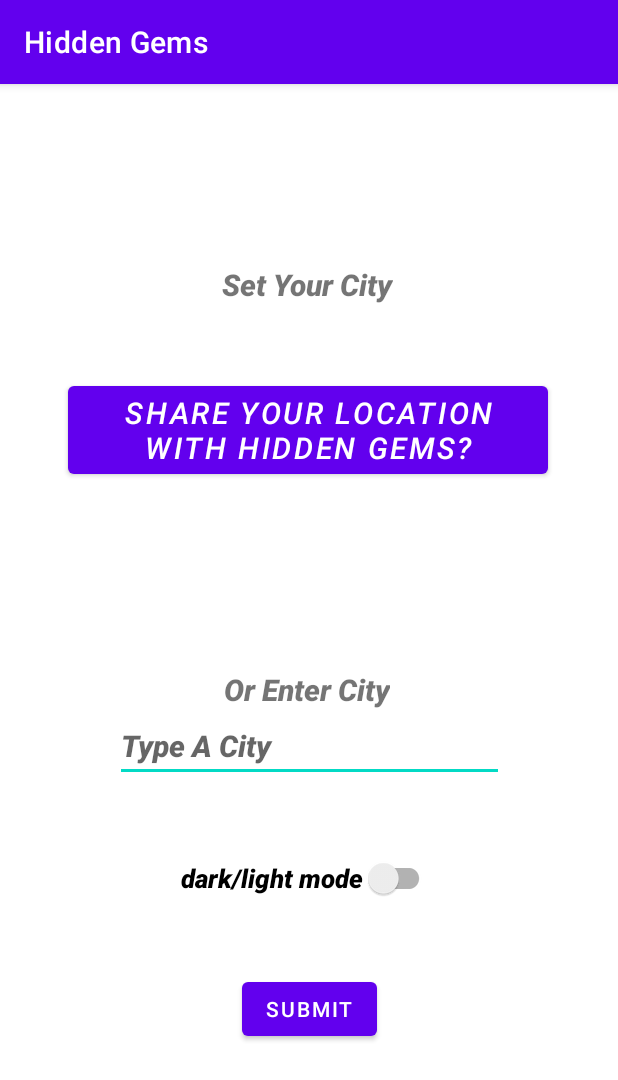
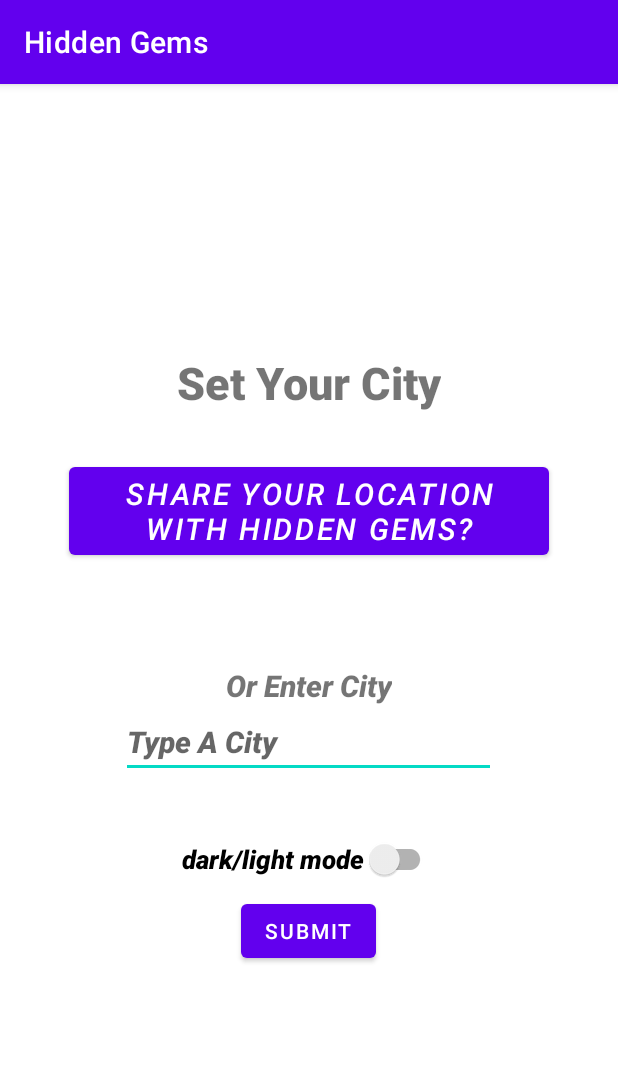
Before and after one commit to aichuley/HiddenGemsTouristSpots, an Android app: the SettingsActivity screen opened directly, with no data from a screen before it, on a phone screen of 412 x 824 dp. Shown: the top 1080 px of the screen. Run offline under Robolectric (Android 15) with nearby library versions, the phone set to English and light mode, and no system bars; 2 statements that could not run were skipped.

Commit message:
making settings page scroll view

```diff
--- a/app/src/main/java/com/example/hiddengemstouristspots/SettingsActivity.kt
+++ b/app/src/main/java/com/example/hiddengemstouristspots/SettingsActivity.kt
@@ -270,7 +270,7 @@ class SettingsActivity : AppCompatActivity(), SharedPreferences.OnSharedPreferen
 
     private fun logResultsToScreen(output: String) {
         // val outputWithPreviousLogs = "$output\n${outputTextView.text}"
-        outputTextView.text = output
+        outputTextView.text = "Current location: $output"
     }
 
     private fun requestForegroundPermissions() {
--- a/app/src/main/res/layout/activity_settings.xml
+++ b/app/src/main/res/layout/activity_settings.xml
@@ -1,25 +1,34 @@
 <?xml version="1.0" encoding="utf-8"?>
-<androidx.constraintlayout.widget.ConstraintLayout xmlns:android="http://schemas.android.com/apk/res/android"
+<ScrollView xmlns:android="http://schemas.android.com/apk/res/android"
     xmlns:app="http://schemas.android.com/apk/res-auto"
     xmlns:tools="http://schemas.android.com/tools"
     android:id="@+id/activity_settings"
+    android:layout_width="fill_parent"
+    android:layout_height="fill_parent"
+    android:fillViewport="true"
+    tools:context=".SettingsActivity">
+
+    <LinearLayout
+        android:id="@+id/linearLayout"
         android:layout_width="match_parent"
-    android:layout_height="match_parent">
+        android:layout_height="wrap_content"
+        android:gravity="center"
+        android:orientation="vertical"
+        app:layout_constraintEnd_toEndOf="parent"
+        app:layout_constraintStart_toStartOf="parent"
+        app:layout_constraintTop_toTopOf="parent">
 
 
         <TextView
             android:id="@+id/setCity"
             android:layout_width="wrap_content"
             android:layout_height="wrap_content"
-        android:layout_marginStart="148dp"
-        android:layout_marginTop="120dp"
-        android:layout_marginEnd="149dp"
             android:fontFamily="sans-serif-black"
             android:text="@string/set_your_city"
-        android:textSize="20sp"
-        android:textStyle="italic"
+            android:textSize="30sp"
+            android:textStyle="bold"
+            android:layout_marginBottom="30dp"
             app:layout_constraintEnd_toEndOf="parent"
-        app:layout_constraintHorizontal_bias="0.0"
             app:layout_constraintStart_toStartOf="parent"
             app:layout_constraintTop_toTopOf="parent" />
 
@@ -27,19 +36,26 @@
             android:id="@+id/foreground_only_location_button"
             android:layout_width="wrap_content"
             android:layout_height="wrap_content"
-        android:layout_marginStart="16dp"
-        android:layout_marginTop="195dp"
-        android:layout_marginEnd="16dp"
-        android:layout_marginBottom="151dp"
             android:text="Share location with Hidden Gems?"
             android:textSize="20sp"
             android:textStyle="italic"
+            android:layout_marginBottom="10dp"
             app:layout_constraintBottom_toTopOf="@+id/settingsCity"
             app:layout_constraintEnd_toEndOf="parent"
-        app:layout_constraintHorizontal_bias="0.491"
             app:layout_constraintStart_toStartOf="parent"
-        app:layout_constraintTop_toTopOf="parent"
-        app:layout_constraintVertical_bias="0.025" />
+            app:layout_constraintTop_toTopOf="parent" />
+
+        <TextView
+            android:id="@+id/output_text_view"
+            android:layout_width="250dp"
+            android:layout_height="wrap_content"
+            android:fontFamily="sans-serif-black"
+            android:textSize="20sp"
+            android:textStyle="italic"
+            android:layout_marginBottom="30dp"
+            app:layout_constraintEnd_toEndOf="parent"
+            app:layout_constraintStart_toStartOf="parent"
+            app:layout_constraintTop_toBottomOf="@+id/foreground_only_location_button" />
 
         <TextView
             android:id="@+id/textView"
@@ -51,31 +67,28 @@
             android:textStyle="italic"
             app:layout_constraintBottom_toTopOf="@+id/settingsCity"
             app:layout_constraintEnd_toEndOf="parent"
-        app:layout_constraintHorizontal_bias="0.496"
             app:layout_constraintStart_toStartOf="parent"
-        app:layout_constraintTop_toBottomOf="@+id/output_text_view"
-        app:layout_constraintVertical_bias="0.0" />
+            app:layout_constraintTop_toBottomOf="@+id/output_text_view" />
 
         <com.google.android.material.textfield.TextInputEditText
             android:id="@+id/settingsCity"
-        android:layout_width="259dp"
-        android:layout_height="0dp"
+            android:layout_width="250dp"
+            android:layout_height="wrap_content"
             android:fontFamily="sans-serif-black"
             android:hint="@string/type_a_city"
             android:textSize="20sp"
             android:textStyle="italic"
             app:layout_constraintEnd_toEndOf="parent"
             app:layout_constraintStart_toStartOf="parent"
+            android:layout_marginBottom="30dp"
             app:layout_constraintTop_toBottomOf="@+id/textView"
             tools:ignore="MissingConstraints" />
 
         <androidx.appcompat.widget.SwitchCompat
             android:id="@+id/darkModeSwitch"
-        android:configChanges="uiMode"
             android:layout_width="wrap_content"
             android:layout_height="wrap_content"
-        android:layout_marginStart="132dp"
-        android:layout_marginEnd="133dp"
+            android:configChanges="uiMode"
             android:fontFamily="sans-serif-black"
             android:text="@string/dark_light_mode"
             android:textSize="17sp"
@@ -90,28 +103,12 @@
             android:id="@+id/submitNewCity"
             android:layout_width="wrap_content"
             android:layout_height="wrap_content"
-        android:layout_marginStart="158dp"
-        android:layout_marginEnd="159dp"
             android:text="@string/submit"
             app:layout_constraintBottom_toBottomOf="parent"
             app:layout_constraintEnd_toEndOf="parent"
-        app:layout_constraintHorizontal_bias="0.666"
             app:layout_constraintStart_toStartOf="parent"
             app:layout_constraintTop_toBottomOf="@+id/settingsCity" />
 
-    <TextView
-        android:id="@+id/output_text_view"
-        android:layout_width="250dp"
-        android:layout_height="wrap_content"
-        android:layout_marginTop="34dp"
-        android:fontFamily="sans-serif-black"
-        android:textSize="20sp"
-        android:textStyle="italic"
-        app:layout_constraintBottom_toTopOf="@+id/settingsCity"
-        app:layout_constraintEnd_toEndOf="parent"
-        app:layout_constraintHorizontal_bias="0.472"
-        app:layout_constraintStart_toStartOf="parent"
-        app:layout_constraintTop_toBottomOf="@+id/foreground_only_location_button"
-        app:layout_constraintVertical_bias="0.04" />
 
-</androidx.constraintlayout.widget.ConstraintLayout>
+    </LinearLayout>
+</ScrollView>
```
Lines whose indentation alone changed are shown as unchanged.
